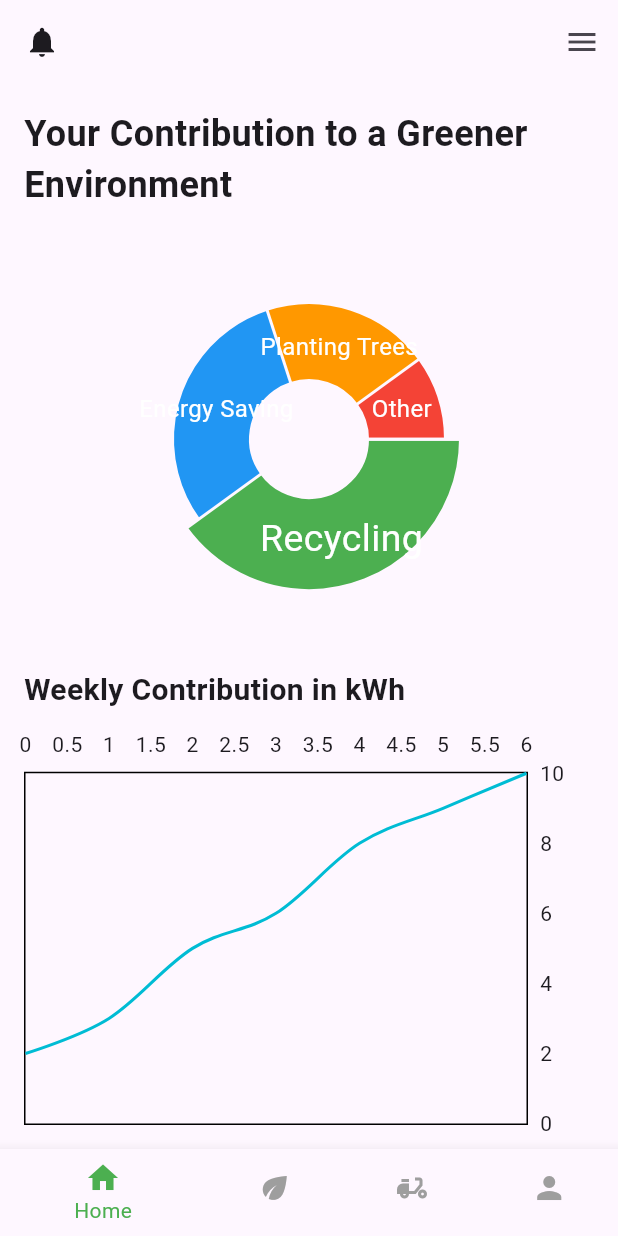
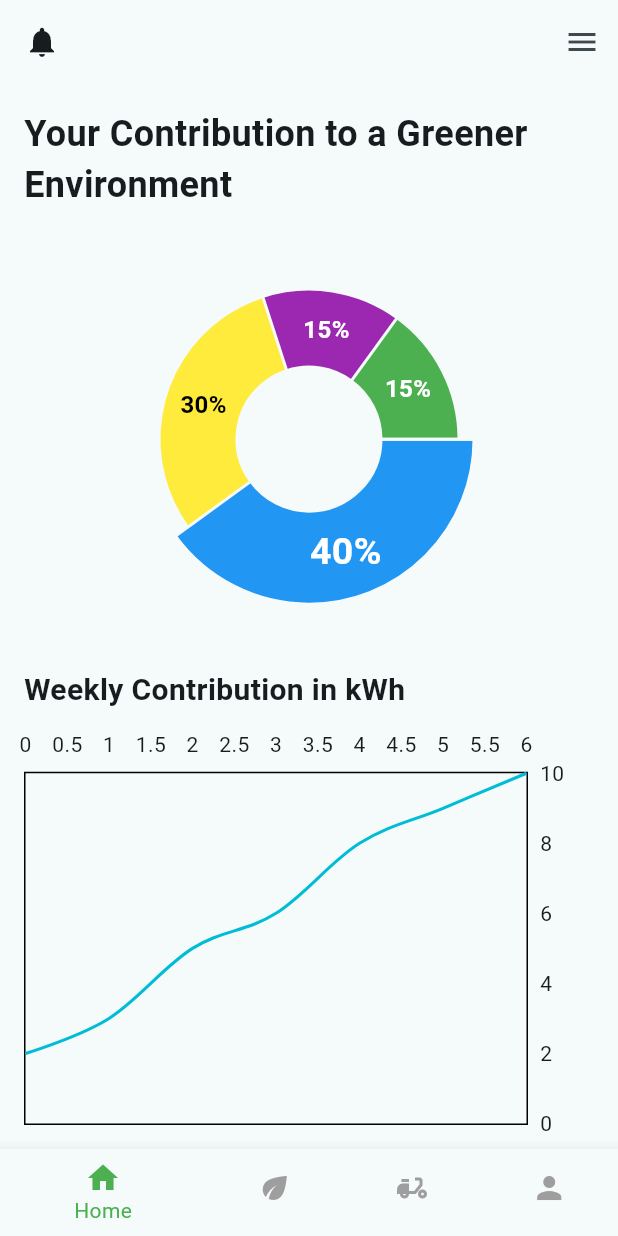
Before and after one commit to Muhammad-Saad-Muzamil/green_revive_app, a Flutter app: the HomePage screen opened directly, on a phone screen of 412 x 824 dp. Run offline on Flutter 3.47's test engine with Material 3 defaults, Android fonts, the light colour scheme and no system bars; drawn by our look-alikes of fl_chart; our stand-ins replace firebase_auth, firebase_core; accounts and stored records are empty.

Commit message:
complete UI

```diff
--- a/lib/pages/auth_pages/login_page.dart
+++ b/lib/pages/auth_pages/login_page.dart
@@ -78,7 +78,7 @@
                 onPressed: () {
                   Navigator.push(
                     context,
-                    MaterialPageRoute(builder: (context) => SignupScreen()),
+                    MaterialPageRoute(builder: (context) => const SignupScreen()),
                   );
                 },
                 child: const Text('Don’t have an account? Sign Up'),
--- a/lib/pages/home_page/home_page.dart
+++ b/lib/pages/home_page/home_page.dart
@@ -1,5 +1,8 @@
 import 'package:flutter/material.dart';
 import 'package:fl_chart/fl_chart.dart';
+import 'package:greenreviveapp/pages/user_pages/account_page.dart';
+import 'package:greenreviveapp/pages/user_pages/eco_shop.dart';
+import 'package:greenreviveapp/pages/user_pages/pick_up_screen.dart';
 
 
 class HomePage extends StatefulWidget {
@@ -15,8 +18,10 @@
   static const List<Widget> _widgetOptions = <Widget>[
     Dashboard(),
     EcoShopScreen(),
-    ScheduleScreen(),
-    UserScreen(),
+    PickUpScreen(),
+    AccountScreen(),
+
+
   ];
 
   void _onTabSelected(int index) {
@@ -80,31 +85,31 @@
       child: Column(
         crossAxisAlignment: CrossAxisAlignment.start,
         children: [
-          Text(
+          const Text(
             'Your Contribution to a Greener Environment',
             style: TextStyle(fontSize: 24, fontWeight: FontWeight.bold),
           ),
-          SizedBox(height: 20),
+          const SizedBox(height: 20),
           Expanded(
             child: PieChart(
               PieChartData(
                 sections: showingSections(),
-                borderData: FlBorderData(show: false),
-                centerSpaceRadius: 40,
+                borderData: FlBorderData(show: true),
+                centerSpaceRadius: 49,
               ),
             ),
           ),
-          SizedBox(height: 20),
-          Text(
+          const SizedBox(height: 20),
+          const Text(
             'Weekly Contribution in kWh',
             style: TextStyle(fontSize: 20, fontWeight: FontWeight.bold),
           ),
-          SizedBox(height: 10),
+          const SizedBox(height: 10),
           Expanded(
             child: LineChart(
               LineChartData(
-                gridData: FlGridData(show: false),
-                titlesData: FlTitlesData(
+                gridData: const FlGridData(show: false),
+                titlesData: const FlTitlesData(
                   leftTitles: AxisTitles(),
                   bottomTitles: AxisTitles()
                 ),
@@ -116,17 +121,17 @@
                 lineBarsData: [
                   LineChartBarData(
                     spots: [
-                      FlSpot(0, 2),
-                      FlSpot(1, 3),
-                      FlSpot(2, 5),
-                      FlSpot(3, 6),
-                      FlSpot(4, 8),
-                      FlSpot(5, 9),
-                      FlSpot(6, 10),
+                      const FlSpot(0, 2),
+                      const FlSpot(1, 3),
+                      const FlSpot(2, 5),
+                      const FlSpot(3, 6),
+                      const FlSpot(4, 8),
+                      const FlSpot(5, 9),
+                      const FlSpot(6, 10),
                     ],
                     isCurved: true,
 
-                    dotData: FlDotData(show: false),
+                    dotData: const FlDotData(show: false),
                     belowBarData: BarAreaData(show: false),
                   ),
                 ],
@@ -136,49 +141,64 @@
         ],
       ),
     );
-  }
+  }}
 
  List<PieChartSectionData> showingSections() {
   return List.generate(4, (i) {
-      final isTouched = i == 0; // Change based on touch
+    final isTouched = i == 0;
     final fontSize = isTouched ? 25.0 : 16.0;
     final radius = isTouched ? 60.0 : 50.0;
     switch (i) {
       case 0:
         return PieChartSectionData(
-            color: Colors.green,
+          color: Colors.blue,
           value: 40,
-            title: 'Recycling',
+          title: '40%',
           radius: radius,
-            titleStyle: TextStyle(fontSize: fontSize, color: Colors.white),
+          titleStyle: TextStyle(
+            fontSize: fontSize,
+            fontWeight: FontWeight.bold,
+            color: Colors.white,
+          ),
         );
       case 1:
         return PieChartSectionData(
-            color: Colors.blue,
+          color: Colors.yellow,
           value: 30,
-            title: 'Energy Saving',
+          title: '30%',
           radius: radius,
-            titleStyle: TextStyle(fontSize: fontSize, color: Colors.white),
+          titleStyle: TextStyle(
+            fontSize: fontSize,
+            fontWeight: FontWeight.bold,
+            color: Colors.black,
+          ),
         );
       case 2:
         return PieChartSectionData(
-            color: Colors.orange,
-            value: 20,
-            title: 'Planting Trees',
+          color: Colors.purple,
+          value: 15,
+          title: '15%',
           radius: radius,
-            titleStyle: TextStyle(fontSize: fontSize, color: Colors.white),
+          titleStyle: TextStyle(
+            fontSize: fontSize,
+            fontWeight: FontWeight.bold,
+            color: Colors.white,
+          ),
         );
       case 3:
         return PieChartSectionData(
-            color: Colors.red,
-            value: 10,
-            title: 'Other',
+          color: Colors.green,
+          value: 15,
+          title: '15%',
           radius: radius,
-            titleStyle: TextStyle(fontSize: fontSize, color: Colors.white),
+          titleStyle: TextStyle(
+            fontSize: fontSize,
+            fontWeight: FontWeight.bold,
+            color: Colors.white,
+          ),
         );
       default:
         throw Error();
     }
   });
  }
-}
```
Also changed, not shown: lib/main.dart (+5 -3 lines), lib/pages/onboarding_pages/onboarding_page1.dart (added, +41 -0 lines), lib/pages/onboarding_pages/onboarding_page2.dart (added, +41 -0 lines), lib/pages/onboarding_pages/onboarding_page3.dart (added, +43 -0 lines), lib/pages/user_pages/account_page.dart (added, +58 -0 lines), lib/pages/user_pages/eco_shop.dart (+232 -0 lines), lib/pages/user_pages/pick_up_screen.dart (+68 -0 lines), lib/pages/user_pages/dashboard_hub.dart (deleted). Lines whose indentation alone changed are shown as unchanged.
